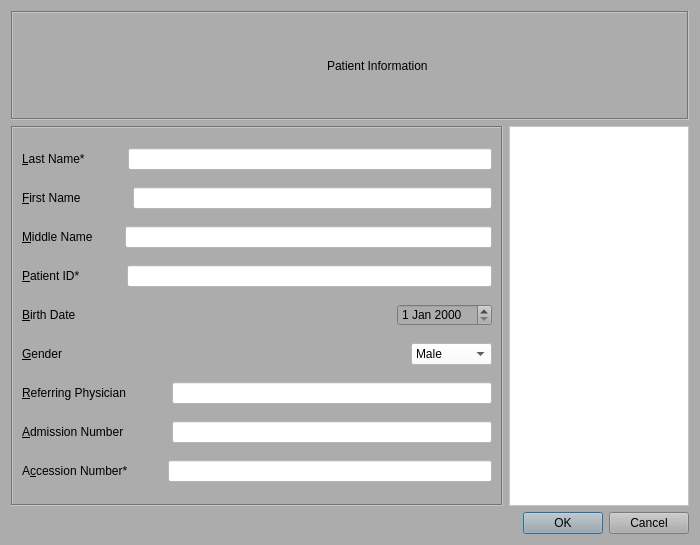
First picture: the form in core/View/newpatientdialog.ui, repository altaybrusan/ibex, before the edit.
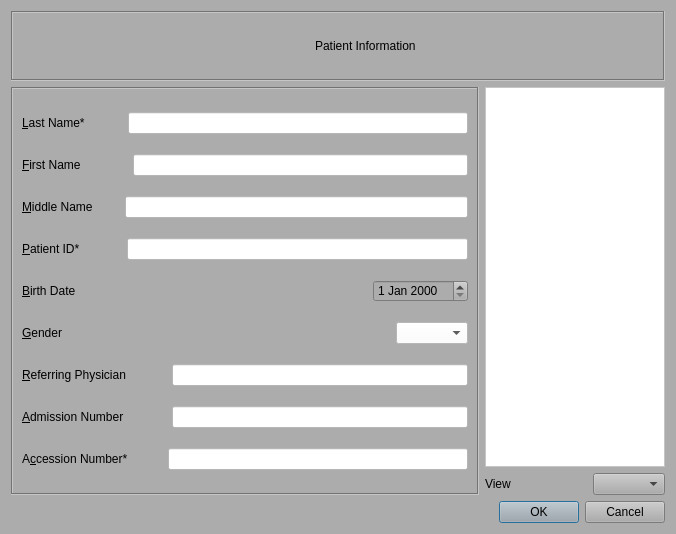
Second picture: the form after the edit. Icons and pictures are not drawn.

The edit to the form file:
```diff
--- a/core/View/newpatientdialog.ui
+++ b/core/View/newpatientdialog.ui
@@ -6,8 +6,8 @@
    <rect>
     <x>0</x>
     <y>0</y>
-    <width>700</width>
-    <height>545</height>
+    <width>676</width>
+    <height>514</height>
    </rect>
   </property>
   <property name="windowTitle">
@@ -16,7 +16,7 @@
   <property name="styleSheet">
    <string notr="true">background-color: rgb(172, 172, 172);</string>
   </property>
-  <layout class="QVBoxLayout" name="verticalLayout_2">
+  <layout class="QVBoxLayout" name="verticalLayout_4">
    <item>
     <widget class="QFrame" name="frame_title">
      <property name="frameShape">
@@ -95,7 +95,7 @@
     </widget>
    </item>
    <item>
-    <layout class="QHBoxLayout" name="horizontalLayout_11">
+    <layout class="QHBoxLayout" name="horizontalLayout_12">
      <item>
       <widget class="QFrame" name="frame">
        <property name="frameShape">
@@ -356,21 +356,9 @@
              <string notr="true">font: 75 14pt &quot;Times New Roman&quot;;
 background-color: rgb(255, 255, 255);</string>
             </property>
-            <item>
-             <property name="text">
-              <string>Male</string>
-             </property>
-            </item>
-            <item>
-             <property name="text">
-              <string>Female</string>
-             </property>
-            </item>
-            <item>
-             <property name="text">
-              <string>Unknown</string>
-             </property>
-            </item>
+            <property name="currentText">
+             <string/>
+            </property>
            </widget>
           </item>
          </layout>
@@ -499,6 +487,8 @@
       </widget>
      </item>
      <item>
+      <layout class="QVBoxLayout" name="verticalLayout_2">
+       <item>
       <widget class="QGraphicsView" name="graphicsView">
        <property name="minimumSize">
         <size>
@@ -516,6 +506,51 @@
         <string notr="true">background-color: rgb(255, 255, 255);</string>
        </property>
       </widget>
+       </item>
+       <item>
+        <layout class="QHBoxLayout" name="horizontalLayout_11">
+         <item>
+          <widget class="QLabel" name="viewLbl">
+           <property name="sizePolicy">
+            <sizepolicy hsizetype="Minimum" vsizetype="Minimum">
+             <horstretch>0</horstretch>
+             <verstretch>0</verstretch>
+            </sizepolicy>
+           </property>
+           <property name="text">
+            <string>View</string>
+           </property>
+          </widget>
+         </item>
+         <item>
+          <spacer name="horizontalSpacer_12">
+           <property name="orientation">
+            <enum>Qt::Horizontal</enum>
+           </property>
+           <property name="sizeType">
+            <enum>QSizePolicy::Minimum</enum>
+           </property>
+           <property name="sizeHint" stdset="0">
+            <size>
+             <width>40</width>
+             <height>20</height>
+            </size>
+           </property>
+          </spacer>
+         </item>
+         <item>
+          <widget class="QComboBox" name="viewComboBox">
+           <property name="sizePolicy">
+            <sizepolicy hsizetype="Minimum" vsizetype="Maximum">
+             <horstretch>0</horstretch>
+             <verstretch>0</verstretch>
+            </sizepolicy>
+           </property>
+          </widget>
+         </item>
+        </layout>
+       </item>
+      </layout>
      </item>
     </layout>
    </item>
```
Lines whose indentation alone changed are shown as unchanged.
